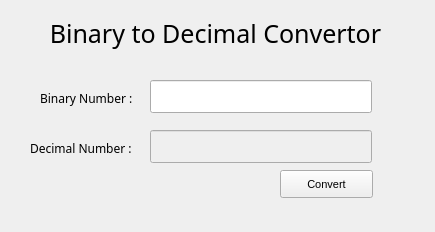
The window that MultipurposeApplication/convertor.ui (KavinduTheekshana/Multipurpose-Application) describes before a commit, drawn with Qt 5.
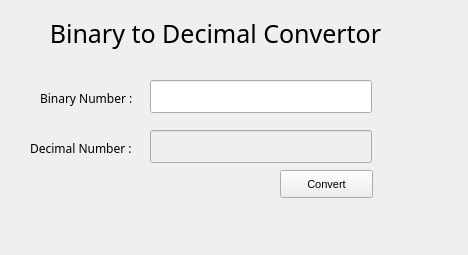
The same window after the commit. Icons and pictures are not drawn.

The edit to the form file:
```diff
--- a/MultipurposeApplication/convertor.ui
+++ b/MultipurposeApplication/convertor.ui
@@ -6,8 +6,8 @@
    <rect>
     <x>0</x>
     <y>0</y>
-    <width>435</width>
-    <height>232</height>
+    <width>468</width>
+    <height>255</height>
    </rect>
   </property>
   <property name="font">
```
